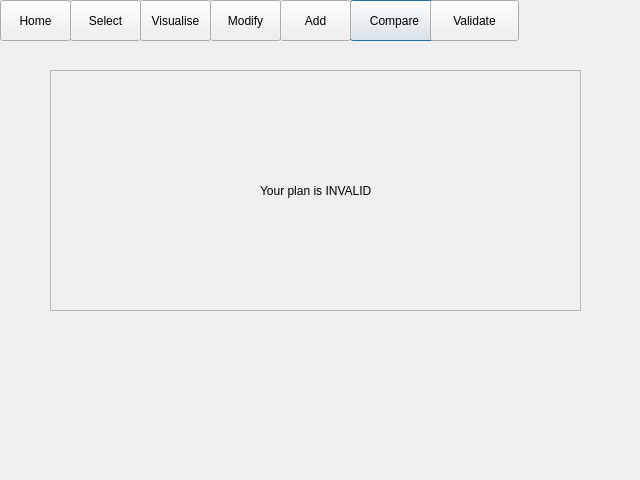
The window that invalidplan.ui (ariannabettin/FYPArianna) describes before a commit, drawn with Qt 5.
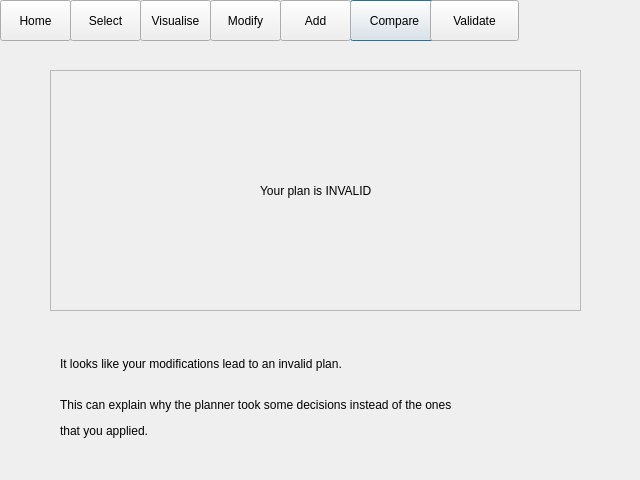
The same window after the commit.

What changed in the file:
```diff
--- a/invalidplan.ui
+++ b/invalidplan.ui
@@ -159,6 +159,43 @@
     <string>Modify</string>
    </property>
   </widget>
+  <widget class="QWidget" name="">
+   <property name="geometry">
+    <rect>
+     <x>60</x>
+     <y>340</y>
+     <width>521</width>
+     <height>101</height>
+    </rect>
+   </property>
+   <layout class="QVBoxLayout" name="verticalLayout_3">
+    <item>
+     <widget class="QLabel" name="label_2">
+      <property name="text">
+       <string>It looks like your modifications lead to an invalid plan.</string>
+      </property>
+     </widget>
+    </item>
+    <item>
+     <layout class="QVBoxLayout" name="verticalLayout_2">
+      <item>
+       <widget class="QLabel" name="label_3">
+        <property name="text">
+         <string>This can explain why the planner took some decisions instead of the ones</string>
+        </property>
+       </widget>
+      </item>
+      <item>
+       <widget class="QLabel" name="label_4">
+        <property name="text">
+         <string>that you applied.</string>
+        </property>
+       </widget>
+      </item>
+     </layout>
+    </item>
+   </layout>
+  </widget>
  </widget>
  <resources/>
  <connections/>
```
